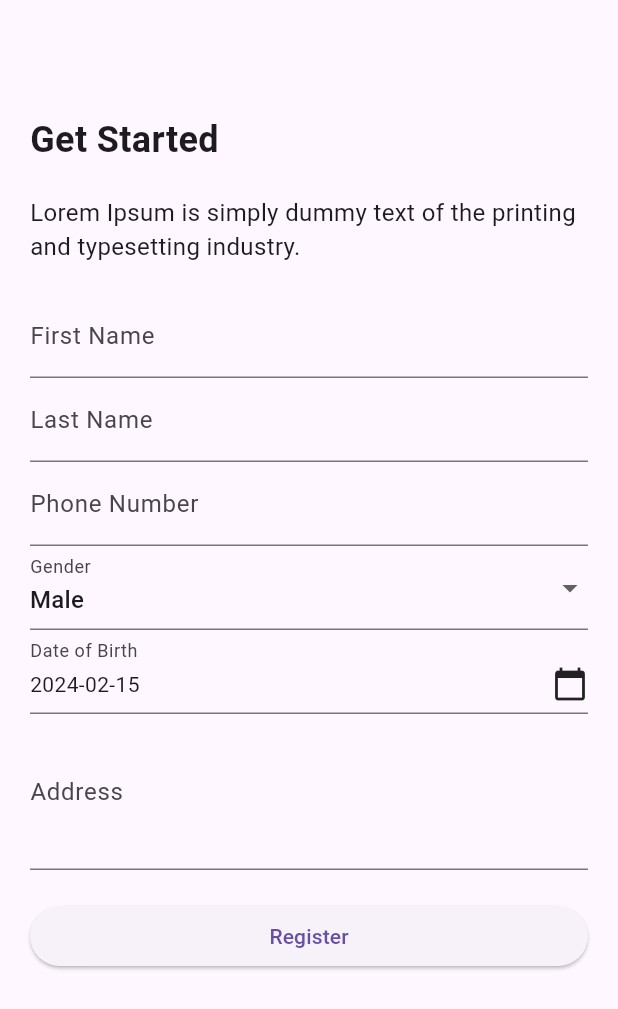
After one commit to pratyush-1327/Cardify, a Flutter app: the screen it shows after launch, after a tap on "Register Now", on a phone screen of 412 x 824 dp. The commit adds this screen. Shown: the top 1009 px of the screen. Run offline on Flutter 3.47's test engine with Material 3 defaults, Android fonts, the phone set to English and light mode, and no system bars; our stand-ins replace carousel_slider, firebase_auth, firebase_core, local_auth, responsive_sizer; accounts and stored records are empty.

Commit message:
general changes

```diff
--- a/lib/authscreen.dart
+++ b/lib/authscreen.dart
@@ -200,7 +200,7 @@ class _AuthScreenState extends State<AuthScreen> {
                         height: 53,
                         alignment: Alignment.center,
                         child: const Text(
-                          'Verify My Fingerprint',
+                          'Verify My ID',
                           textAlign: TextAlign.center,
                           style: TextStyle(
                             color: Colors.white,
--- a/lib/login_screen.dart
+++ b/lib/login_screen.dart
@@ -24,7 +24,7 @@ class _LoginScreenState extends State<LoginScreen> {
           child: Container(
               decoration: const BoxDecoration(
                 image: DecorationImage(
-                    image: AssetImage("assets/bg.png"), fit: BoxFit.fill),
+                    image: AssetImage("assets/bg2.png"), fit: BoxFit.fill),
               ),
               child: Consumer<FireAuth>(
                 builder: (context, value, child) {
@@ -160,17 +160,23 @@ class _LoginScreenState extends State<LoginScreen> {
                         )),
                     Align(
                         alignment: Alignment(2.5.sp, 3.9.sp),
+
+                        child: GestureDetector(
+                          onTap: () {
+                            Navigator.pushNamed(context, '/register');
+                          },
                           child: Text(
                             'Register Now',
                             textAlign: TextAlign.left,
                             style: TextStyle(
-                              color: const Color.fromARGB(255, 12, 84, 252),
+                                color: Color.fromARGB(255, 245, 8, 185),
                                 fontFamily: 'Inter',
                                 fontSize: 15.sp,
                                 letterSpacing:
                                     0 /*percentages not used in flutter. defaulting to zero*/,
                                 fontWeight: FontWeight.normal,
                                 height: 5.sp),
+                          ),
                         )),
                     Align(
                         alignment: Alignment(0.5.sp, 0.8.sp),
--- a/lib/main.dart
+++ b/lib/main.dart
@@ -2,6 +2,7 @@ import 'package:cardify/authscreen.dart';
 import 'package:cardify/components/Layout.dart';
 import 'package:cardify/firebase_options.dart';
 import 'package:cardify/provider/auth.provider.dart';
+import 'package:cardify/register_screen.dart';
 import 'package:firebase_auth/firebase_auth.dart';
 import 'package:firebase_core/firebase_core.dart';
 import 'package:flutter/material.dart';
@@ -35,6 +36,7 @@ class MyApp extends StatelessWidget {
               const AuthScreen(), // Route for the login screen
           '/': (context) => const LoginScreen(),
           '/home': (context) => const Layout(),
+          '/register':(context) => const RegisterScreen(),
         },
       ),
     );
--- /dev/null
+++ b/lib/register_screen.dart
@@ -0,0 +1,171 @@
+import 'package:flutter/material.dart';
+import 'package:flutter/services.dart';
+
+
+class RegisterScreen extends StatelessWidget {
+  const RegisterScreen({super.key});
+
+  @override
+  Widget build(BuildContext context) {
+    return MaterialApp(
+      title: 'Register Screen',
+      home: Scaffold(
+        appBar: AppBar(
+        ),
+        body: const RegisterForm(),
+      ),
+    );
+  }
+}
+
+class RegisterForm extends StatefulWidget {
+  const RegisterForm({super.key});
+
+  @override
+  // ignore: library_private_types_in_public_api
+  _RegisterFormState createState() => _RegisterFormState();
+}
+
+class _RegisterFormState extends State<RegisterForm> {
+  final _formKey = GlobalKey<FormState>();
+  String _selectedGender = 'Male'; // Default value
+  DateTime _selectedDate = DateTime.now();
+  Future<void> _selectDate(BuildContext context) async {
+    final DateTime? picked = await showDatePicker(
+      context: context,
+      initialDate: _selectedDate,
+      firstDate: DateTime(1900),
+      lastDate: DateTime.now(),
+    );
+    if (picked != null && picked != _selectedDate) {
+      setState(() {
+        _selectedDate = picked;
+      });
+    }
+  }
+
+  @override
+  Widget build(BuildContext context) {
+    return Padding(
+      padding: const EdgeInsets.all(20.0),
+      child: Form(
+        key: _formKey,
+        child: ListView(
+          children: [
+            const Text(
+              'Get Started',
+              style: TextStyle(
+                fontSize: 24,
+                fontWeight: FontWeight.bold,
+              ),
+            ),
+            const SizedBox(height: 20),
+            const Text(
+              'Lorem Ipsum is simply dummy text of the printing and typesetting industry.',
+              style: TextStyle(
+                fontSize: 16,
+              ),
+            ),
+            const SizedBox(height: 20),
+            TextFormField(
+              decoration: const InputDecoration(labelText: 'First Name'),
+              validator: (value) {
+                if (value == null || value.isEmpty) {
+                  return 'Please enter your first name';
+                }
+                return null;
+              },
+              onSaved: (value) {
+              },
+            ),
+            TextFormField(
+              decoration: const InputDecoration(labelText: 'Last Name'),
+              validator: (value) {
+                if (value == null || value.isEmpty) {
+                  return 'Please enter your last name';
+                }
+                return null;
+              },
+              onSaved: (value) {
+              },
+            ),
+            TextFormField(
+              decoration: const InputDecoration(labelText: 'Phone Number'),
+              keyboardType: TextInputType.phone,
+              inputFormatters: [
+                FilteringTextInputFormatter.digitsOnly,
+              ],
+              validator: (value) {
+                if (value == null || value.isEmpty) {
+                  return 'Please enter your phone number';
+                }
+                return null;
+              },
+              onSaved: (value) {
+              },
+            ),
+            DropdownButtonFormField<String>(
+              value: _selectedGender,
+              onChanged: (newValue) {
+                setState(() {
+                  _selectedGender = newValue!;
+                });
+              },
+              items: ['Male', 'Female', 'Others']
+                  .map<DropdownMenuItem<String>>((String value) {
+                return DropdownMenuItem<String>(
+                  value: value,
+                  child: Text(value),
+                );
+              }).toList(),
+              decoration: const InputDecoration(labelText: 'Gender'),
+            ),
+            InkWell(
+              onTap: () {
+                _selectDate(context);
+              },
+              child: InputDecorator(
+                decoration: const InputDecoration(
+                  labelText: 'Date of Birth',
+                ),
+                child: Row(
+                  mainAxisAlignment: MainAxisAlignment.spaceBetween,
+                  mainAxisSize: MainAxisSize.min,
+                  children: <Widget>[
+                    Text(
+                      "${_selectedDate.toLocal()}".split(' ')[0],
+                    ),
+                    const Icon(Icons.calendar_today),
+                  ],
+                ),
+              ),
+            ),
+            TextFormField(
+              decoration: const InputDecoration(labelText: 'Address'),
+              maxLines: 3,
+              validator: (value) {
+                if (value == null || value.isEmpty) {
+                  return 'Please enter your address';
+                }
+                return null;
+              },
+              onSaved: (value) {
+              },
+            ),
+            const SizedBox(height: 20),
+            ElevatedButton(
+              onPressed: () {
+                if (_formKey.currentState!.validate()) {
+                  _formKey.currentState!.save();
+                  // Here you can do something with the collected data
+                  // For example, submit it to an API or store it locally
+                }
+              },
+              child: const Text('Register'),
+            ),
+          ],
+        ),
+      ),
+    );
+  }
+}
```
Also changed, not shown: assets/bg2.png (added), assets/cross_sign.png (added), assets/face_done.png (added), lib/authdone_screen.dart (added). Lines whose indentation alone changed are shown as unchanged.
